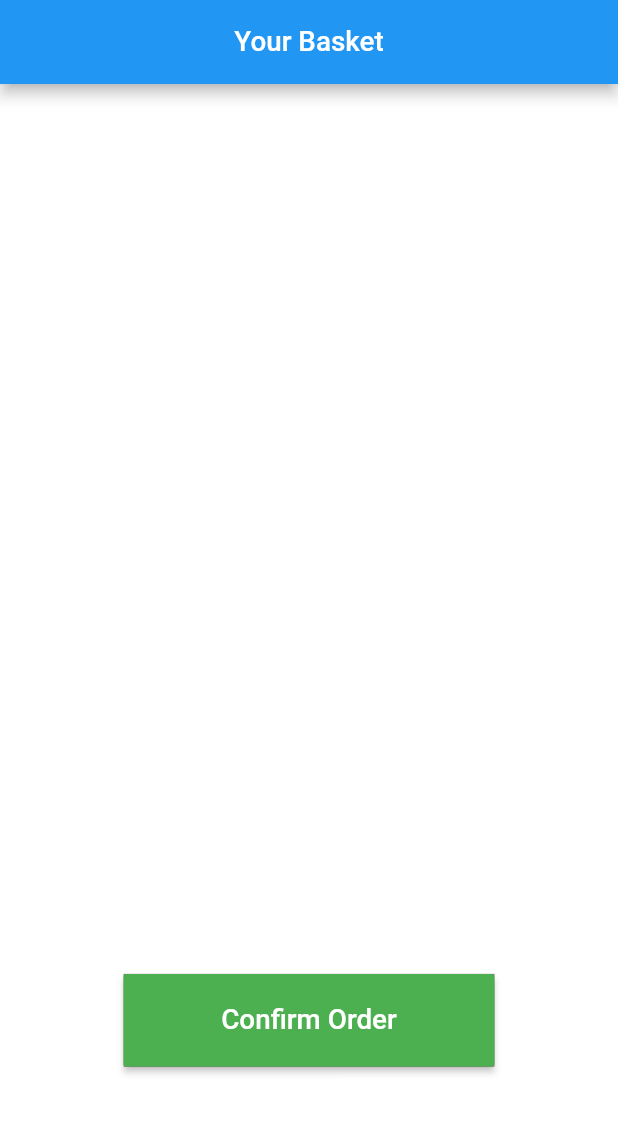
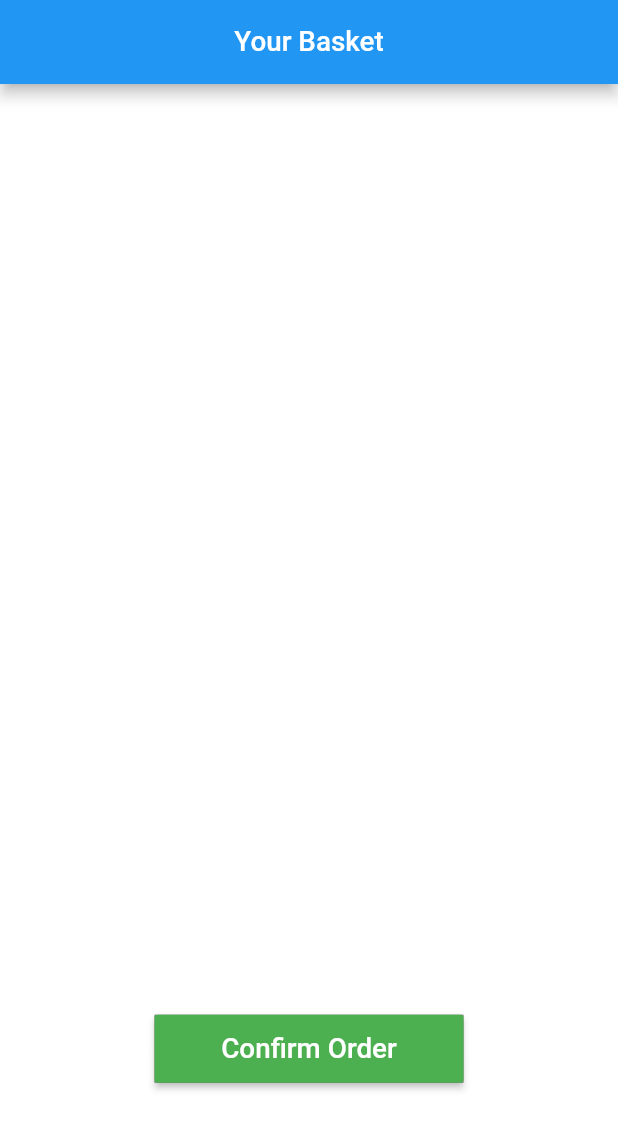
Before and after one commit to swaadheenta/Online_grocery_app, a Flutter app: the Cart screen opened directly, on a phone screen of 412 x 824 dp. Shown: the top 1130 px of the screen. Run offline on Flutter 3.47's test engine with Material 2 defaults, Android fonts, the phone set to English and light mode, and no system bars; our stand-ins replace carousel_pro, cloud_firestore, firebase_auth, firebase_core; accounts and stored records are empty.

```diff
--- a/lib/Cart.dart
+++ b/lib/Cart.dart
@@ -19,30 +19,6 @@ class _CartState extends State<Cart> {
   var ans = 0;
   var total = 0;
 
-  /* Future<void> getprice() async {
-      print("getprice");
-      QuerySnapshot q = await FirebaseFirestore.instance
-          .collection("Users")
-          .doc(user)
-          .collection("Details")
-          .get();
-
-      var a = q.docs[0];
-
-
-        finalans = a["price"];
-
-
-
-
-
-
-
-
-
-      print("finalans is $finalans");
-    }*/
-
   @override
   Widget build(BuildContext context) {
     Future<void> displayinputdialogofconfirm(BuildContext context) async {
@@ -55,10 +31,11 @@ class _CartState extends State<Cart> {
                 onTap: () {
                   Navigator.push(context,
                       MaterialPageRoute(builder: (context) => Payment()));
+                 Navigator.pop(context);
                 },
                 child: Container(
-                  width: displayWidth(context)*0.3,
-                  height: displayHeight(context)*0.06,
+                  width: displayWidth(context) * 0.3,
+                  height: displayHeight(context) * 0.06,
                   color: Colors.blue,
                   child: Center(
                     child: Text(
@@ -108,21 +85,6 @@ class _CartState extends State<Cart> {
           .doc(docname)
           .update({"price": total});
     }
-
-    /*Future<void> getprice() async {
-      print("getprice");
-      QuerySnapshot q = await FirebaseFirestore.instance
-          .collection("Users")
-          .doc(user)
-          .collection("Details")
-          .get();
-
-      var a = q.docs[0];
-
-      finalans = a["price"];
-
-      print("finalans is $finalans");
-    }*/
 
     Widget finalprice(BuildContext context, doc) {
       ans = int.parse(doc['Newprice']) * doc['Itemcount'];
@@ -198,7 +160,7 @@ class _CartState extends State<Cart> {
           Positioned(
             top: displayHeight(context) * 0.015,
             child: Container(
-              height: displayHeight(context) * 0.7,
+              height: displayHeight(context) * 0.735,
               width: displayWidth(context),
               child: StreamBuilder(
                 stream: FirebaseFirestore.instance
@@ -221,26 +183,13 @@ class _CartState extends State<Cart> {
             ),
           ),
           Positioned(
-              top: displayHeight(context) * 0.72,
-              left: displayWidth(context) * 0.2,
+              top: displayHeight(context) * 0.753,
+              left: displayWidth(context) * 0.25,
               child: Container(
-                  height: displayHeight(context) * 0.075,
-                  width: displayWidth(context) * 0.6,
+                  height: displayHeight(context) * 0.055,
+                  width: displayWidth(context) * 0.5,
                   color: Colors.black54,
-                  child:
-                      /*Row(
-                    children: [
-                      SizedBox(
-                        width: displayWidth(context) * 0.65,
-                      ),*/
-                      /* SizedBox(
-                        width: displayWidth(context) * 0.55,
-                        child: Text(
-                          "Price : $finalans",
-                          style: TextStyle(color: Colors.white),
-                        ),
-                      ),*/
-                      RaisedButton(
+                  child: RaisedButton(
                       color: Colors.green,
                       child: Text(
                         "Confirm Order",
@@ -250,10 +199,7 @@ class _CartState extends State<Cart> {
                       ),
                       onPressed: () {
                         displayinputdialogofconfirm(context);
-                          })
-                  // ],
-                  ))
-          //),
+                      })))
         ],
       ),
     );
```
Also changed, not shown: lib/home.dart (+5 -5 lines), lib/payment.dart (+68 -32 lines). Lines whose indentation alone changed are shown as unchanged.
